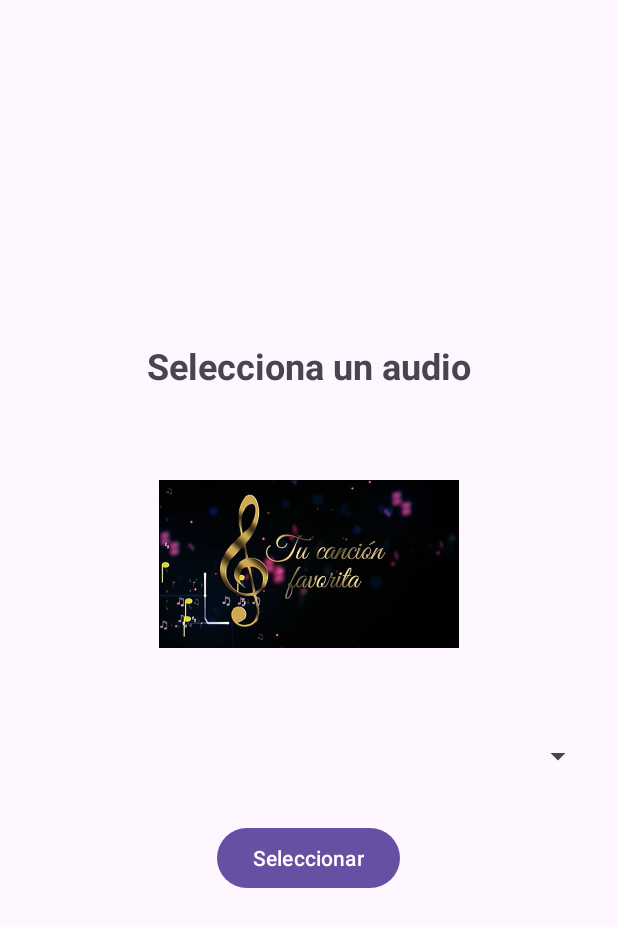
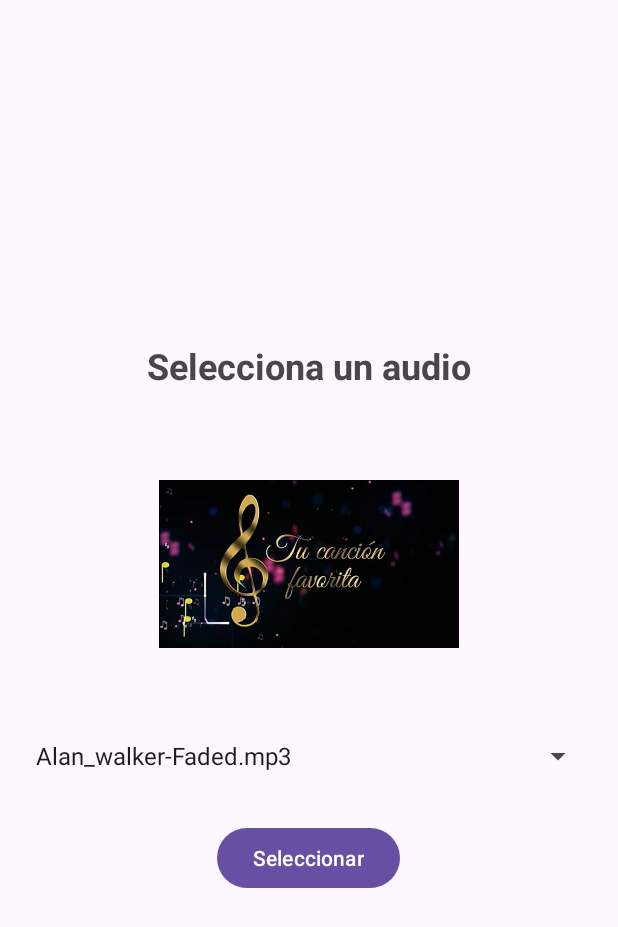
Before and after one commit to kenny109/Prog_Dispositivos_Moviles, an Android app: the screen it shows after launch (MainActivity), on a phone screen of 412 x 824 dp. Shown: the top 927 px of the screen. Run offline under Robolectric (Android 15) with nearby library versions, the phone set to English and light mode, and no system bars; 1 statement that could not run was skipped.

Commit message:
implementando MainActivity.kt y ajustando los .xml

```diff
--- a/Practica 3/Ejercicio 2/app/src/main/java/com/example/ejercicio2/MainActivity.kt
+++ b/Practica 3/Ejercicio 2/app/src/main/java/com/example/ejercicio2/MainActivity.kt
@@ -1,20 +1,69 @@
+// Descripción: Actividad principal con spinner para seleccionar un audio y un botón para pasar a la siguiente actividad
+// Autor: Kenny Luis Flores Chacón
+// Fecha de creación: 21-09-2024
+// Fecha de última modificación: 21-09-2024
+
 package com.example.ejercicio2
 
+import android.content.Intent
 import android.os.Bundle
-import androidx.activity.enableEdgeToEdge
+import android.widget.ArrayAdapter
+import android.widget.Button
+import android.widget.ImageView
+import android.widget.Spinner
 import androidx.appcompat.app.AppCompatActivity
-import androidx.core.view.ViewCompat
-import androidx.core.view.WindowInsetsCompat
 
 class MainActivity : AppCompatActivity() {
+
+    private lateinit var spinner: Spinner
+    private lateinit var selectButton: Button
+    private lateinit var imageView: ImageView
+
     override fun onCreate(savedInstanceState: Bundle?) {
         super.onCreate(savedInstanceState)
-        enableEdgeToEdge()
         setContentView(R.layout.activity_main)
-        ViewCompat.setOnApplyWindowInsetsListener(findViewById(R.id.main)) { v, insets ->
-            val systemBars = insets.getInsets(WindowInsetsCompat.Type.systemBars())
-            v.setPadding(systemBars.left, systemBars.top, systemBars.right, systemBars.bottom)
-            insets
+
+        spinner = findViewById(R.id.audio_spinner)
+        selectButton = findViewById(R.id.select_button)
+        imageView = findViewById(R.id.audio_image)
+
+        // Array de nombres de audio
+        val audioNames = arrayOf(
+            getString(R.string.audio_1),
+            getString(R.string.audio_2),
+            getString(R.string.audio_3),
+            getString(R.string.audio_4),
+            getString(R.string.audio_5)
+        )
+
+        // Array de IDs de imágenes correspondientes a cada audio
+        val audioImages = arrayOf(
+            R.drawable.audio_image_1,
+            R.drawable.audio_image_2,
+            R.drawable.audio_image_3,
+            R.drawable.audio_image_4,
+            R.drawable.audio_image_5
+        )
+
+        // Adaptador para el Spinner
+        val adapter = ArrayAdapter(this, android.R.layout.simple_spinner_item, audioNames)
+        adapter.setDropDownViewResource(android.R.layout.simple_spinner_dropdown_item)
+        spinner.adapter = adapter
+
+        // Cambiar la imagen cada vez que se seleccione un audio diferente
+        spinner.setOnItemSelectedListener {
+            val selectedPosition = spinner.selectedItemPosition
+            imageView.setImageResource(audioImages[selectedPosition])
+        }
+
+        // Botón de selección para ir a PlayerActivity
+        selectButton.setOnClickListener {
+            val selectedAudio = spinner.selectedItemPosition
+            val intent = Intent(this, PlayerActivity::class.java)
+            intent.putExtra("selectedAudio", selectedAudio)
+            intent.putExtra("selectedImage", audioImages[selectedAudio])
+            intent.putExtra("audioName", audioNames[selectedAudio])
+            startActivity(intent)
         }
     }
 }
--- a/Practica 3/Ejercicio 2/app/src/main/res/layout/activity_main.xml
+++ b/Practica 3/Ejercicio 2/app/src/main/res/layout/activity_main.xml
@@ -22,6 +22,7 @@
         android:layout_marginTop="16dp"
         android:src="@drawable/default_image"/>
 
+
     <Spinner
         android:id="@+id/audio_spinner"
         android:layout_width="match_parent"
--- a/Practica 3/Ejercicio 2/app/src/main/res/values/strings.xml
+++ b/Practica 3/Ejercicio 2/app/src/main/res/values/strings.xml
@@ -11,4 +11,5 @@
     <string name="audio_3">The_Weeknd-Save_Your_Tears.mp3</string>
     <string name="audio_4">Daddy_Yankee-Con_Calma.mp3</string>
     <string name="audio_5">Ed_Sheeran-Shape_of_You.mp3</string>
+
 </resources>
```
Also changed, not shown: Practica 3/Ejercicio 2/app/src/main/res/layout/activity_player.xml (+3 -4 lines).
